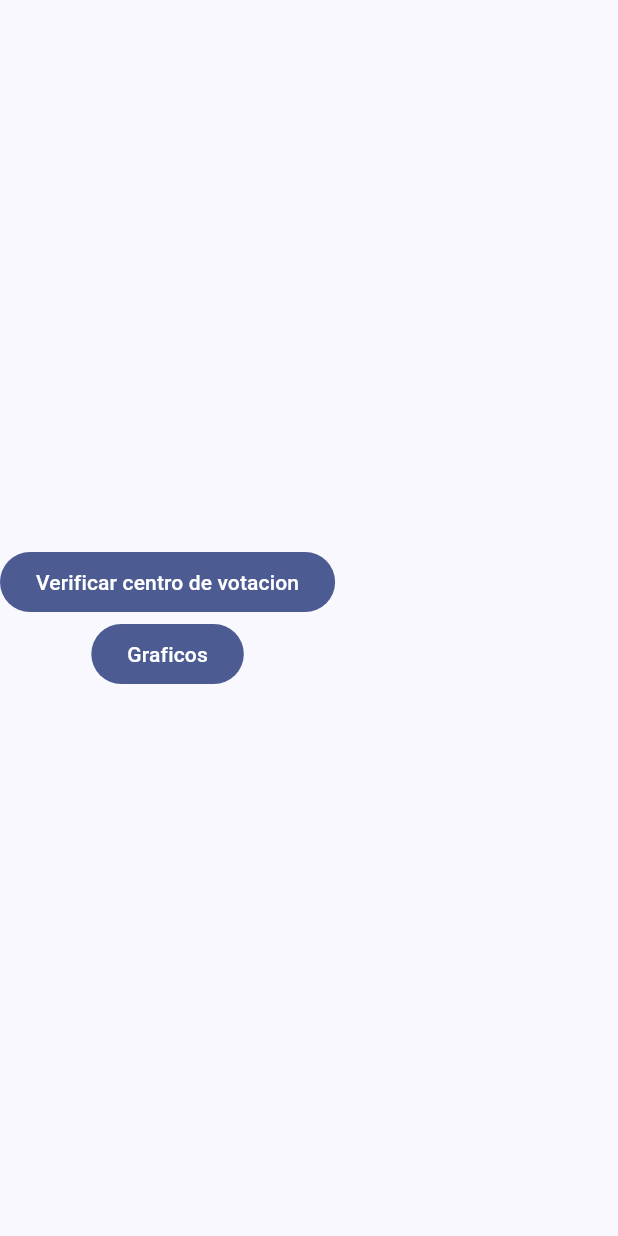
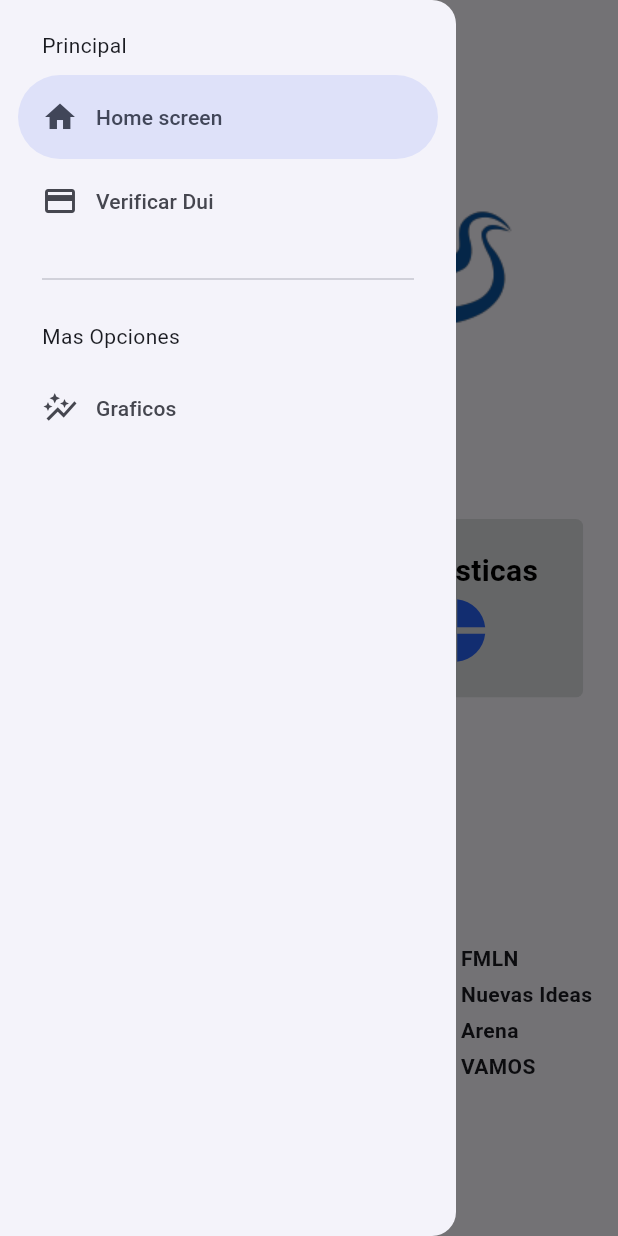
Before and after one commit to roedwin/flutter-tesina, a Flutter app: the screen it shows after launch, with the side drawer open (before the commit the screen has no drawer), on a phone screen of 412 x 824 dp. Run offline on Flutter 3.47's test engine with Material 2 defaults, Android fonts, the phone set to English and light mode, and no system bars; drawn by our look-alikes of pie_chart; our stand-ins replace dio, flutter_riverpod, go_router, socket_io_client.

Commit message:
Vista home mejorada y sidebar

```diff
--- a/lib/config/menu/menu_items.dart
+++ b/lib/config/menu/menu_items.dart
@@ -17,27 +17,27 @@ class MenuItem {
 const appMenuItems = <MenuItem>[
   MenuItem(
     title: 'Home screen',
-    subTitle: 'Introduccion a riverpod',
+    subTitle: 'Home',
     link: '/',
-    icon: Icons.countertops_outlined
+    icon: Icons.home
   ),
   MenuItem(
     title: 'Verificar Dui',
-    subTitle: 'Introduccion a riverpod',
+    subTitle: 'Introducir dui para obtener datos',
     link: '/dui',
-    icon: Icons.countertops_outlined
+    icon: Icons.credit_card
   ),
   MenuItem(
     title: 'Informacion',
-    subTitle: 'Varios bonotes en flutter',
+    subTitle: 'Muestra la informacion del votante',
     link: '/info',
-    icon: Icons.smart_button_outlined
+    icon: Icons.info
   ),
   MenuItem(
     title: 'Graficos',
-    subTitle: 'Varios bonotes en flutter',
+    subTitle: 'Varios tipos de graficos',
     link: '/graficos',
-    icon: Icons.smart_button_outlined
+    icon: Icons.auto_graph_outlined
   ),
 
 ];
--- a/lib/presentation/screens/graficos/graficos.dart
+++ b/lib/presentation/screens/graficos/graficos.dart
@@ -1,4 +1,3 @@
-import 'dart:io';
 
 import 'package:flutter/cupertino.dart';
 import 'package:flutter/material.dart';
--- a/lib/presentation/screens/home/home_screens.dart
+++ b/lib/presentation/screens/home/home_screens.dart
@@ -1,38 +1,118 @@
 import 'package:flutter/material.dart';
+import 'package:flutter_riverpod/flutter_riverpod.dart';
 import 'package:go_router/go_router.dart';
+import 'package:pie_chart/pie_chart.dart';
+import 'package:proyecto_tesina/infraestructure/models/partidos.dart';
+import 'package:proyecto_tesina/presentation/widgets/side_menu.dart';
 
 import '../../../config/menu/menu_items.dart';
 
-class HomeScreen extends StatelessWidget {
+class HomeScreen extends ConsumerStatefulWidget {
+  static const name = 'home-screen';
 
-  static const name = 'home-screen';
 
   const HomeScreen({super.key});
 
   @override
+  HomeScreenState createState() => HomeScreenState();
+}
+
+class HomeScreenState extends ConsumerState<HomeScreen> {
+  List<Partido> bands = [
+    Partido(id: '1', name: 'FMLN', votes: 2),
+    Partido(id: '1', name: 'Nuevas Ideas', votes: 7),
+    Partido(id: '1', name: 'Arena', votes: 3),
+    Partido(id: '1', name: 'VAMOS', votes: 1),
+  ];
+
+  @override
   Widget build(BuildContext context) {
+    final scaffoldKey = GlobalKey<ScaffoldState>();
+    return Scaffold(
+      key: scaffoldKey,
+      appBar: AppBar(
+      ),
+      body: Column(mainAxisAlignment: MainAxisAlignment.start, children: [
+        const Align(
+          alignment:
+              Alignment.topCenter, // Alinea la imagen en la parte superior
+          child: FractionallySizedBox(
+            widthFactor: 1.0, // Ocupa todo el ancho disponible
+            child: Image(
+              image: AssetImage('assets/images/Tse_logo.png'),
+              width: 250,
+              height: 250,
+            ),
+          ),
+        ),
+        const SizedBox(height: 40,),
+        const Row(
+          mainAxisAlignment: MainAxisAlignment.center,
+          children: [
+            CustomButton(screen: 1, text: "Verificar DUI", icon: Icon(Icons.co_present_outlined, color: Color(0xff2862f5) , size: 50,),),
+            SizedBox(width: 16),
+            CustomButton(screen: 3, text: "Estadisticas", icon: Icon(Icons.pie_chart, color: Color(0xff2862f5) , size: 50,),),
+          ],
+        ),
+        const SizedBox(height: 80,),
+        _showGraph()
+      ]),
+      drawer: SideMenu(scaffoldKey: scaffoldKey),
+    );
+  }
 
-    return  Scaffold(
-      body: Column(
-        mainAxisAlignment: MainAxisAlignment.center,
-        crossAxisAlignment: CrossAxisAlignment.center,
-        children: [
-          FilledButton(
-            onPressed: () {
-              final menuItem = appMenuItems[1];
-              context.push(menuItem.link);
-            },
-            child: const Text("Verificar centro de votacion")
+  Widget _showGraph() {
+    Map<String, double> dataMap = {};
+
+    bands.forEach((band) {
+      dataMap.putIfAbsent(band.name, () => band.votes.toDouble());
+    });
+
+    //if(dataMap.isEmpty) return const CircularProgressIndicator();
+
+    return Container(
+      padding: const EdgeInsets.only(top: 10),
+      width: double.infinity,
+      height: 250,
+      child: PieChart(dataMap: dataMap)
+    );
+
+  }
+}
+
+
+class CustomButton extends StatelessWidget {
+  final int screen;
+  final String text;
+  final Icon icon;
+  const CustomButton({
+    super.key,
+    required this.screen,
+    required this.text,
+    required this.icon
+  });
+
+  @override
+  Widget build(BuildContext context) {
+    return ClipRRect(
+      borderRadius: BorderRadius.circular(5),
+      child: Material(
+        color: Color.fromARGB(255, 221, 222, 224),
+        child: InkWell(
+          onTap: (){
+            final menuItem = appMenuItems[screen];
+            context.push(menuItem.link);
+          },
+          child: Padding(
+            padding: const EdgeInsets.symmetric(horizontal: 30, vertical: 20),
+            child: Column(
+              children: [
+                Text(text, style: const TextStyle(color: Colors.black, fontSize: 20, fontWeight: FontWeight.bold),),
+                icon
+              ],
+            )
           ),
-          FilledButton(
-            onPressed: () {
-              final menuItem = appMenuItems[3];
-              context.push(menuItem.link);
-            },
-            child: const Text("Graficos")
-          ),
-        ]
-
+        ),
       ),
     );
   }
--- /dev/null
+++ b/lib/presentation/widgets/side_menu.dart
@@ -0,0 +1,70 @@
+import 'package:flutter/material.dart';
+import 'package:go_router/go_router.dart';
+import 'package:proyecto_tesina/config/menu/menu_items.dart';
+
+class SideMenu extends StatefulWidget {
+
+  final GlobalKey<ScaffoldState> scaffoldKey;
+
+  const SideMenu({
+    super.key,
+    required this.scaffoldKey
+  });
+
+  @override
+  State<SideMenu> createState() => _SideMenuState();
+}
+
+class _SideMenuState extends State<SideMenu> {
+
+  int navDrawerIndex = 0;
+
+
+  @override
+  Widget build(BuildContext context) {
+
+    final hasNotch = MediaQuery.of(context).viewPadding.top > 35;
+
+    return NavigationDrawer(
+      selectedIndex: navDrawerIndex,
+      onDestinationSelected: (value) {
+        setState(() {
+          navDrawerIndex = value;
+        });
+        final menuItem = appMenuItems[value];
+        context.push(menuItem.link);
+        widget.scaffoldKey.currentState?.closeDrawer();
+      },
+      children: [
+        Padding(
+          padding: EdgeInsets.fromLTRB(28, hasNotch ? 0 : 20, 16, 10),
+          child: const Text('Principal'),
+        ),
+        ...appMenuItems
+          .sublist(0,2)
+          .map((item) => NavigationDrawerDestination(
+            icon: Icon(item.icon),
+            label: Text(item.title)
+          ),
+        ),
+        const Padding(
+          padding: EdgeInsets.fromLTRB(28, 16, 28, 10),
+          child: Divider(),
+        ),
+        const Padding(
+          padding: EdgeInsets.fromLTRB(28, 10, 16, 10),
+          child:  Text('Mas Opciones'),
+        ),
+        ...appMenuItems
+          .sublist(3)
+          .map((item) => NavigationDrawerDestination(
+            icon: Icon(item.icon),
+            label: Text(item.title)
+          ),
+        ),
+
+
+      ]
+    );
+  }
+}
```
